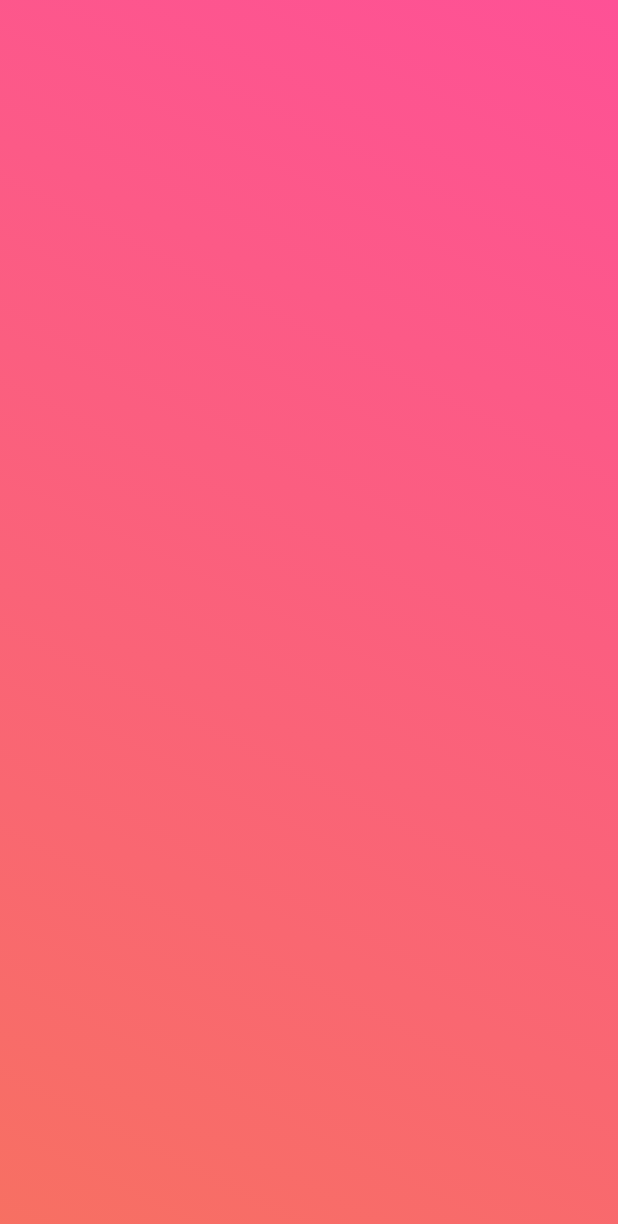
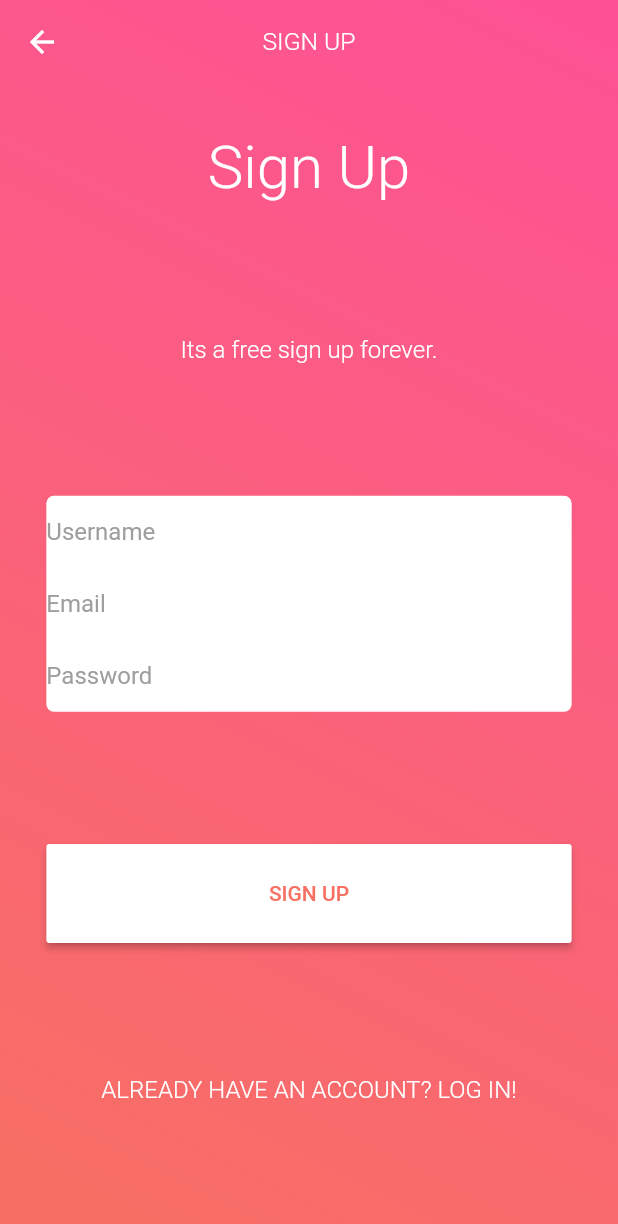
Before and after one commit to FrazileDevelopers/HeartOver, a Flutter app: the screen it shows after launch, after a tap on "SIGN UP", on a phone screen of 412 x 824 dp. Shown: the top 1224 px of the screen. Run offline on Flutter 3.47's test engine with Material 2 defaults, Android fonts, the phone set to English and light mode, and no system bars; our stand-ins replace connectivity, flutter_svg, google_fonts.

Commit message:
Signup Screen Developing

```diff
--- a/lib/pages/config/configPage.dart
+++ b/lib/pages/config/configPage.dart
@@ -18,6 +18,11 @@ class _ConfigPageState extends State<ConfigPage> {
       child: MaterialApp(
         debugShowCheckedModeBanner: false,
         title: 'Heart Over',
+        theme: ThemeData(
+          iconTheme: IconThemeData(
+            color: Colors.white,
+          ),
+        ),
         initialRoute: Heart.initial,
         routes: Routes.routes(),
       ),
--- a/lib/pages/feed/feeds.dart
+++ b/lib/pages/feed/feeds.dart
@@ -1,4 +1,5 @@
 import 'package:flutter/material.dart';
+import 'package:heartover/constants/gradients.dart';
 
 class Feeds extends StatefulWidget {
   @override
@@ -8,6 +9,15 @@ class Feeds extends StatefulWidget {
 class _FeedsState extends State<Feeds> {
   @override
   Widget build(BuildContext context) {
-    return Scaffold();
+    final mq = MediaQuery.of(context);
+    return Scaffold(
+      body: Container(
+        height: mq.size.height,
+        width: mq.size.width,
+        decoration: BoxDecoration(
+          gradient: Gradients.bgGradient,
+        ),
+      ),
+    );
   }
 }
--- a/lib/pages/home/homePage.dart
+++ b/lib/pages/home/homePage.dart
@@ -58,9 +58,10 @@ class _HomePageState extends State<HomePage> {
                 MaterialButton(
                   height: mq.size.height * .08,
                   minWidth: mq.size.width * .3,
-                  onPressed: () => Navigator.pushNamed(
+                  onPressed: () => Navigator.pushNamedAndRemoveUntil(
                     context,
                     Heart.signup,
+                    (route) => true,
                   ),
                   child: Text(
                     'Sign Up'.toUpperCase(),
@@ -74,9 +75,10 @@ class _HomePageState extends State<HomePage> {
                 MaterialButton(
                   height: mq.size.height * .08,
                   minWidth: mq.size.width * .3,
-                  onPressed: () => Navigator.pushNamed(
+                  onPressed: () => Navigator.pushNamedAndRemoveUntil(
                     context,
-                    Heart.login,
+                    Heart.feeds,
+                    (route) => true,
                   ),
                   child: Text(
                     'Log in'.toUpperCase(),
@@ -86,7 +88,7 @@ class _HomePageState extends State<HomePage> {
                     ),
                   ),
                   color: Heart.btnbg,
-                )
+                ),
               ],
             ),
             Row(
--- a/lib/pages/signup/signup.dart
+++ b/lib/pages/signup/signup.dart
@@ -1,5 +1,7 @@
 import 'package:flutter/material.dart';
+import 'package:google_fonts/google_fonts.dart';
 import 'package:heartover/constants/gradients.dart';
+import 'package:heartover/constants/heart.dart';
 
 class SignUp extends StatefulWidget {
   @override
@@ -17,6 +19,128 @@ class _SignUpState extends State<SignUp> {
         decoration: BoxDecoration(
           gradient: Gradients.bgGradient,
         ),
+        child: Stack(
+          children: [
+            Align(
+              alignment: Alignment.topCenter,
+              child: Column(
+                mainAxisAlignment: MainAxisAlignment.start,
+                mainAxisSize: MainAxisSize.min,
+                children: <Widget>[
+                  AppBar(
+                    elevation: 0.0,
+                    backgroundColor: Colors.transparent,
+                    title: Text(
+                      'Sign Up'.toUpperCase(),
+                      style: GoogleFonts.roboto(
+                        fontWeight: FontWeight.w300,
+                        color: Colors.white,
+                        fontSize: mq.size.width * .04,
+                      ),
+                    ),
+                    centerTitle: true,
+                  ),
+                ],
+              ),
+            ),
+            Column(
+              mainAxisAlignment: MainAxisAlignment.spaceEvenly,
+              crossAxisAlignment: CrossAxisAlignment.center,
+              mainAxisSize: MainAxisSize.max,
+              children: [
+                Text(
+                  'Sign Up',
+                  style: GoogleFonts.roboto(
+                    color: Colors.white,
+                    fontSize: (mq.size.height / mq.size.width) * 20,
+                    fontStyle: FontStyle.normal,
+                    fontWeight: FontWeight.w300,
+                  ),
+                ),
+                Text(
+                  'Its a free sign up forever.',
+                  style: GoogleFonts.roboto(
+                    color: Colors.white,
+                    fontSize: (mq.size.height / mq.size.width) * 8,
+                    fontStyle: FontStyle.normal,
+                    fontWeight: FontWeight.w300,
+                  ),
+                ),
+                Center(
+                  child: Container(
+                    width: mq.size.width * .85,
+                    decoration: BoxDecoration(
+                      color: Colors.white,
+                      borderRadius: BorderRadius.circular(5.0),
+                    ),
+                    child: Form(
+                      child: Column(
+                        children: [
+                          TextFormField(
+                            decoration: InputDecoration(
+                              border: InputBorder.none,
+                              hintText: 'Username',
+                              hintStyle: TextStyle(
+                                color: Colors.grey,
+                                fontSize: 16.0,
+                              ),
+                            ),
+                          ),
+                          TextFormField(
+                            decoration: InputDecoration(
+                              border: InputBorder.none,
+                              hintText: 'Email',
+                              hintStyle: TextStyle(
+                                color: Colors.grey,
+                                fontSize: 16.0,
+                              ),
+                            ),
+                          ),
+                          TextFormField(
+                            decoration: InputDecoration(
+                              border: InputBorder.none,
+                              hintText: 'Password',
+                              hintStyle: TextStyle(
+                                color: Colors.grey,
+                                fontSize: 16.0,
+                              ),
+                            ),
+                          ),
+                        ],
+                      ),
+                    ),
+                  ),
+                ),
+                MaterialButton(
+                  height: mq.size.height * .08,
+                  minWidth: mq.size.width * .85,
+                  onPressed: () => Navigator.pushNamedAndRemoveUntil(
+                    context,
+                    Heart.login,
+                    (route) => true,
+                  ),
+                  child: Text(
+                    'Sign up'.toUpperCase(),
+                    style: GoogleFonts.roboto(
+                      color: Heart.btntext,
+                      fontSize: (mq.size.height / mq.size.width) * 7,
+                    ),
+                  ),
+                  color: Heart.btnbg,
+                ),
+                Text(
+                  'Already Have an account? Log In!'.toUpperCase(),
+                  style: GoogleFonts.roboto(
+                    color: Colors.white,
+                    fontSize: (mq.size.height / mq.size.width) * 8,
+                    fontStyle: FontStyle.normal,
+                    fontWeight: FontWeight.w300,
+                  ),
+                ),
+              ],
+            ),
+          ],
+        ),
       ),
     );
   }
```
